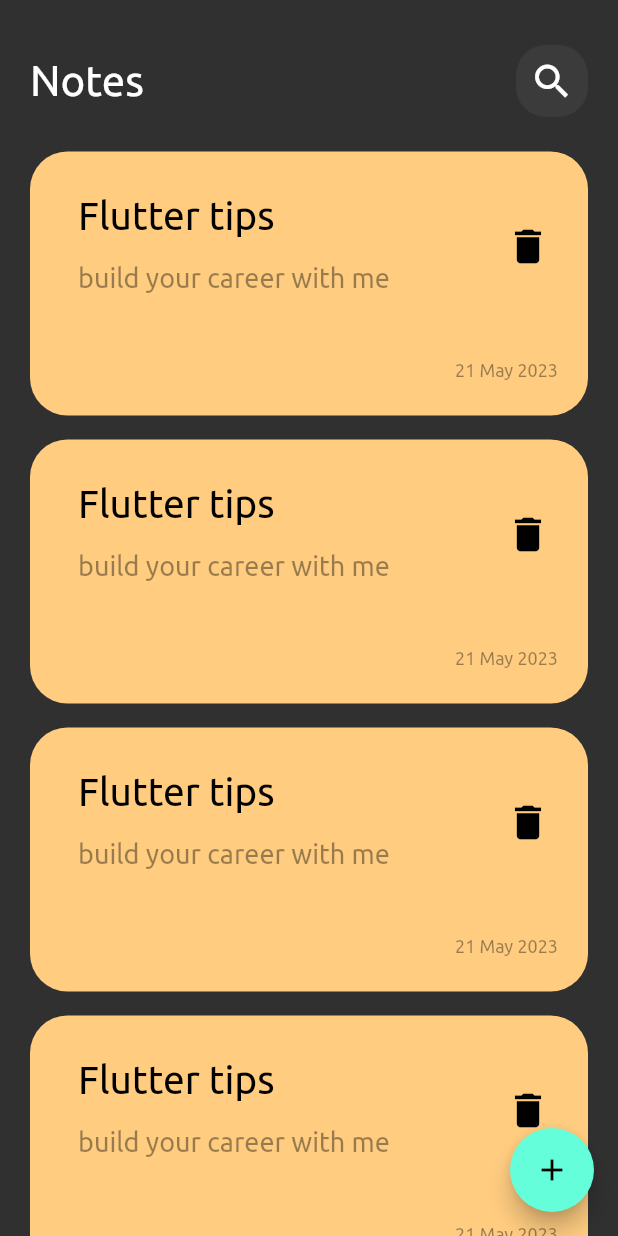
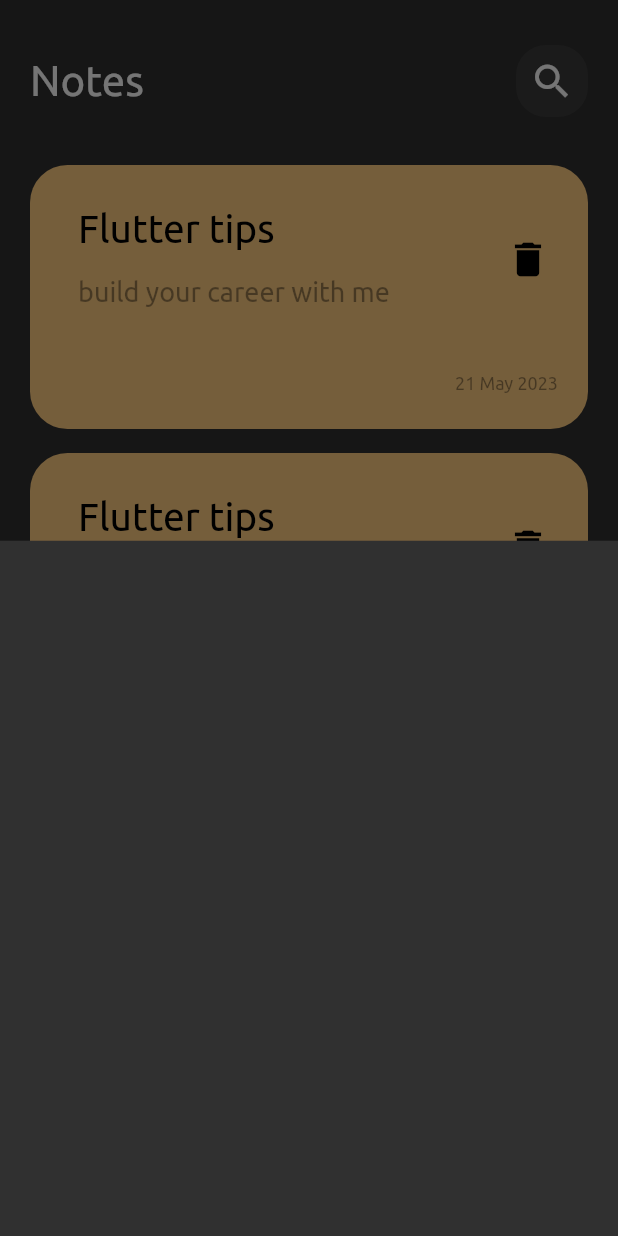
Before and after one commit to aymen-hacini/notes_app_flutter, a Flutter app: the screen it shows after launch, after a tap on the "add" icon, on a phone screen of 412 x 824 dp. Run offline on Flutter 3.47's test engine with Material 2 defaults, Android fonts, the phone set to English and light mode, and no system bars.

Commit message:
show model buttom sheet

```diff
--- a/notes_app/lib/views/notes_view.dart
+++ b/notes_app/lib/views/notes_view.dart
@@ -1,4 +1,5 @@
 import 'package:flutter/material.dart';
+import 'package:notes_app/views/widgets/add_note_bottom_sheet.dart';
 
 import 'widgets/notes_view_body.dart';
 
@@ -7,8 +8,17 @@ class NotesView extends StatelessWidget {
 
   @override
   Widget build(BuildContext context) {
-    return  Scaffold(
-      floatingActionButton: FloatingActionButton(onPressed: (){}, child: const Icon(Icons.add),),
+    return Scaffold(
+      floatingActionButton: FloatingActionButton(
+        onPressed: () {
+          showModalBottomSheet(
+              context: context,
+              builder: (context) {
+                return const addnotebottomsheet();
+              });
+        },
+        child: const Icon(Icons.add),
+      ),
       body: const NotesViewBody(),
     );
   }
--- /dev/null
+++ b/notes_app/lib/views/widgets/add_note_bottom_sheet.dart
@@ -0,0 +1,10 @@
+import 'package:flutter/material.dart';
+
+class addnotebottomsheet extends StatelessWidget {
+  const addnotebottomsheet({super.key});
+
+  @override
+  Widget build(BuildContext context) {
+    return Container();
+  }
+}
--- a/notes_app/lib/views/widgets/notes_list_view.dart
+++ b/notes_app/lib/views/widgets/notes_list_view.dart
@@ -6,11 +6,14 @@ class noteslistview extends StatelessWidget {
 
   @override
   Widget build(BuildContext context) {
-    return ListView.builder(itemBuilder: (context, index) {
-      return const Padding(
-        padding:  EdgeInsets.symmetric(vertical: 8),
-        child:  NotesItem(),
-      );
-    });
+    return Padding(
+      padding:  EdgeInsets.symmetric(vertical: 24),
+      child: ListView.builder(padding: EdgeInsets.zero,itemBuilder: (context, index) {
+        return const Padding(
+          padding:  EdgeInsets.symmetric(vertical: 8),
+          child:  NotesItem(),
+        );
+      }),
+    );
   }
 }
--- a/notes_app/lib/views/widgets/notes_view_body.dart
+++ b/notes_app/lib/views/widgets/notes_view_body.dart
@@ -18,7 +18,6 @@ class NotesViewBody extends StatelessWidget {
         children: [
           SizedBox(height: 30),
           customappbar(),
-          SizedBox(height: 15),
           Expanded(child: noteslistview())
         ],
       ),
```
